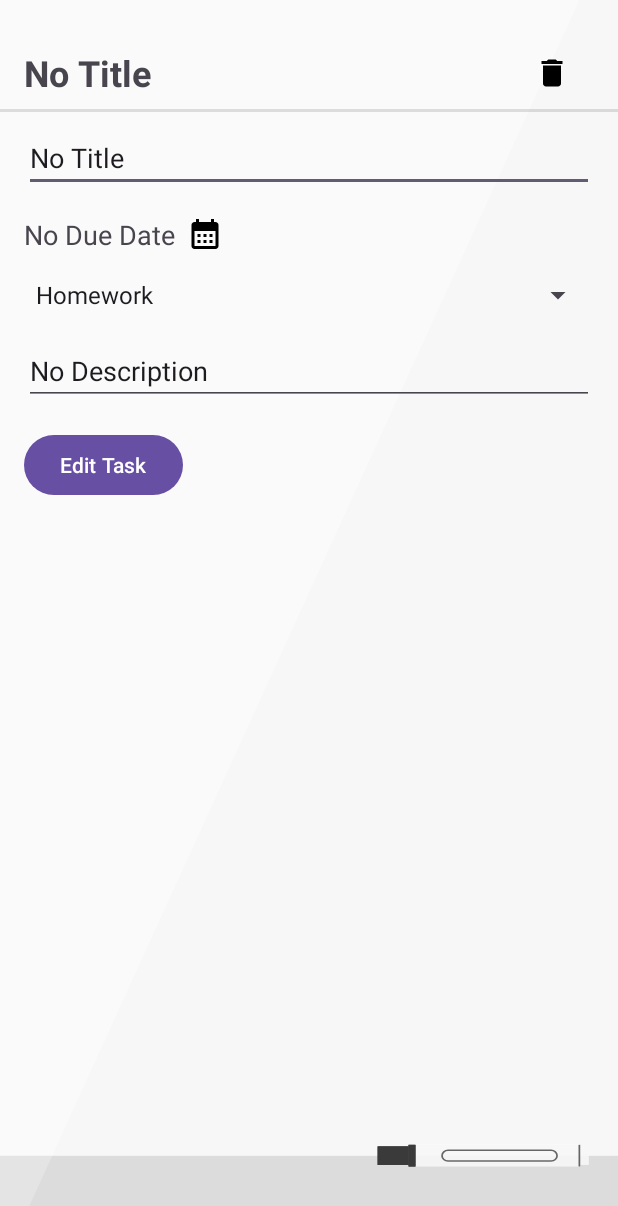
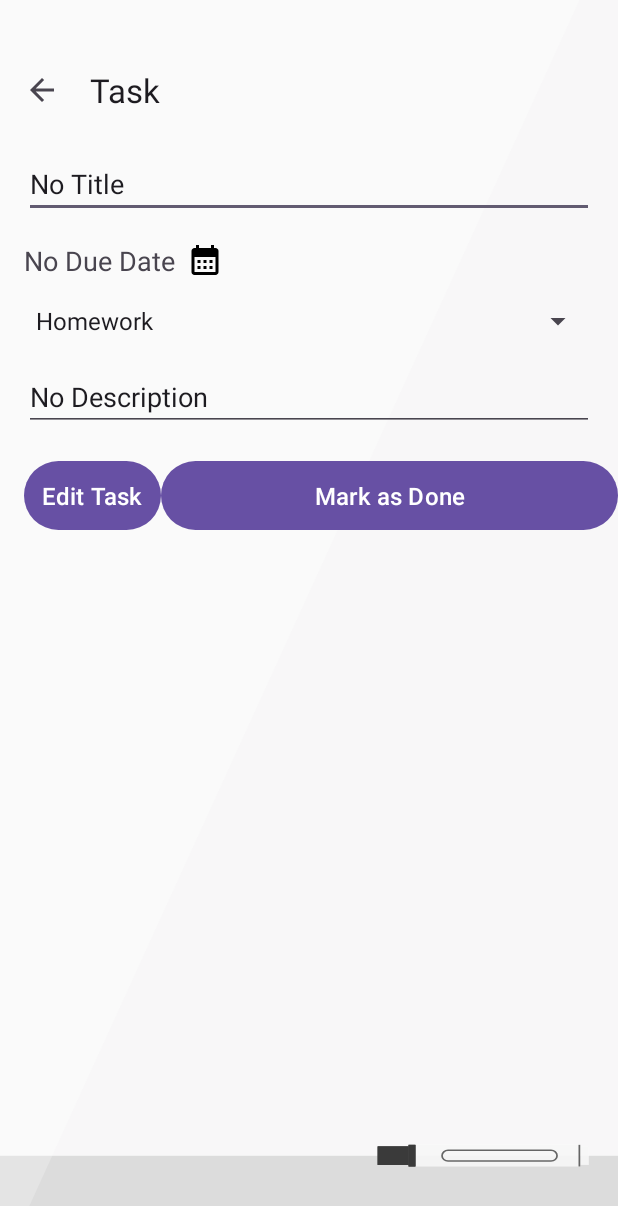
Before and after one commit to C242-PS009/HabitSagaAndroidApp, an Android app: the DetailActivity screen opened directly, with no data from a screen before it, on a phone screen of 412 x 824 dp. Shown: the top 1206 px of the screen. Run offline under Robolectric (Android 15) with nearby library versions, the phone set to English and light mode, and no system bars.

Commit message:
Task Update v1

```diff
--- a/app/src/main/java/com/c242_ps009/habitsaga/ui/task/DetailActivity.kt
+++ b/app/src/main/java/com/c242_ps009/habitsaga/ui/task/DetailActivity.kt
@@ -6,10 +6,13 @@ import android.util.Log
 import android.view.View
 import android.widget.AdapterView
 import android.widget.ArrayAdapter
+import androidx.activity.enableEdgeToEdge
 import androidx.activity.viewModels
 import androidx.appcompat.app.AppCompatActivity
+import androidx.lifecycle.lifecycleScope
 import com.c242_ps009.habitsaga.databinding.ActivityDetailBinding
 import com.c242_ps009.habitsaga.ui.utils.DatePickerUtil
+import kotlinx.coroutines.launch
 import java.util.Date
 
 class DetailActivity : AppCompatActivity() {
@@ -21,8 +24,13 @@ class DetailActivity : AppCompatActivity() {
 
     override fun onCreate(savedInstanceState: Bundle?) {
         super.onCreate(savedInstanceState)
+
         binding = ActivityDetailBinding.inflate(layoutInflater)
         setContentView(binding.root)
+        enableEdgeToEdge()
+
+        setSupportActionBar(binding.toolbar)
+        supportActionBar?.setDisplayHomeAsUpEnabled(true)
 
         val id = intent.getStringExtra("documentId")
         val taskTitle = intent.getStringExtra("taskTitle") ?: "No Title"
@@ -30,7 +38,6 @@ class DetailActivity : AppCompatActivity() {
         val taskDueDate = intent.getStringExtra("taskDueDate") ?: "No Due Date"
         val taskCategory = intent.getStringExtra("taskCategory") ?: "No Category"
 
-        binding.tvTaskTitle.text = taskTitle
         binding.etTaskTitle.text = Editable.Factory.getInstance().newEditable(taskTitle)
         binding.etTaskDescription.text = Editable.Factory.getInstance().newEditable(taskDescription)
         binding.tvTaskDueDate.text = taskDueDate
@@ -55,6 +62,16 @@ class DetailActivity : AppCompatActivity() {
                 finish()
             }
 
+            btnDone.setOnClickListener {
+                id?.let {
+                    lifecycleScope.launch {
+                        taskViewModel.markTaskCompleted(it)
+                        finish()
+                    }
+                }
+            }
+
+
             btnEdit.setOnClickListener {
                 val updatedTitle = etTaskTitle.text.toString().trim()
                 val updatedDescription = etTaskDescription.text.toString().trim()
@@ -73,6 +90,11 @@ class DetailActivity : AppCompatActivity() {
                 }
             }
         }
+    }
+
+    override fun onSupportNavigateUp(): Boolean {
+        onBackPressed()
+        return true
     }
 
     private fun parseDate(dateString: String): Date? {
--- a/app/src/main/res/layout/activity_detail.xml
+++ b/app/src/main/res/layout/activity_detail.xml
@@ -8,19 +8,18 @@
     android:layout_height="match_parent"
     tools:context=".ui.task.DetailActivity">
 
-    <TextView
-        android:id="@+id/tv_taskTitle"
-        android:layout_width="0dp"
+    <androidx.appcompat.widget.Toolbar
+        android:id="@+id/toolbar"
+        android:layout_width="match_parent"
         android:layout_height="wrap_content"
-        android:layout_marginStart="16dp"
-        android:layout_marginTop="32dp"
-        android:layout_marginEnd="16dp"
-        android:text="Task Title"
-        android:textSize="24sp"
-        android:textStyle="bold"
+        android:layout_marginTop="28dp"
+        android:background="@android:color/transparent"
+        android:elevation="4dp"
         app:layout_constraintEnd_toEndOf="parent"
         app:layout_constraintStart_toStartOf="parent"
-        app:layout_constraintTop_toTopOf="parent" />
+        app:layout_constraintTop_toTopOf="parent"
+        app:title="Task">
+    </androidx.appcompat.widget.Toolbar>
 
     <ImageView
         android:id="@+id/ic_delete"
@@ -28,19 +27,10 @@
         android:layout_height="wrap_content"
         android:layout_marginEnd="32dp"
         android:src="@drawable/ic_delete"
-        app:layout_constraintBottom_toBottomOf="@+id/tv_taskTitle"
+        app:layout_constraintBottom_toBottomOf="@+id/toolbar"
         app:layout_constraintEnd_toEndOf="parent"
-        app:layout_constraintTop_toTopOf="@+id/tv_taskTitle" />
+        app:layout_constraintTop_toTopOf="@+id/et_taskTitle" />
 
-    <View
-        android:id="@+id/divider"
-        android:layout_width="0dp"
-        android:layout_height="2dp"
-        android:layout_marginTop="8dp"
-        android:background="?android:attr/listDivider"
-        app:layout_constraintEnd_toEndOf="parent"
-        app:layout_constraintStart_toStartOf="parent"
-        app:layout_constraintTop_toBottomOf="@id/tv_taskTitle" />
 
     <EditText
         android:id="@+id/et_taskTitle"
@@ -53,7 +43,7 @@
         android:textSize="18sp"
         app:layout_constraintEnd_toEndOf="parent"
         app:layout_constraintStart_toStartOf="parent"
-        app:layout_constraintTop_toBottomOf="@id/divider" />
+        app:layout_constraintTop_toBottomOf="@id/toolbar" />
 
     <androidx.appcompat.widget.AppCompatSpinner
         android:id="@+id/spin_category"
@@ -112,8 +102,23 @@
         android:layout_marginTop="16dp"
         android:layout_marginEnd="8dp"
         android:text="Edit Task"
+        android:padding="12dp"
+        android:textSize="16sp"
+        android:fontFamily="sans-serif-medium"
         app:layout_constraintStart_toStartOf="parent"
         app:layout_constraintTop_toBottomOf="@id/et_taskDescription" />
 
+    <Button
+        android:id="@+id/btn_done"
+        android:layout_width="0dp"
+        android:layout_height="wrap_content"
+        android:layout_marginTop="16dp"
+        android:text="Mark as Done"
+        android:padding="12dp"
+        android:textSize="16sp"
+        android:fontFamily="sans-serif-medium"
+        app:layout_constraintEnd_toEndOf="parent"
+        app:layout_constraintStart_toEndOf="@+id/btn_edit"
+        app:layout_constraintTop_toBottomOf="@id/et_taskDescription" />
 
 </androidx.constraintlayout.widget.ConstraintLayout>
--- a/app/src/main/res/values/strings.xml
+++ b/app/src/main/res/values/strings.xml
@@ -6,4 +6,8 @@
     <string name="stats">Statistics</string>
     <string name="profile">Profile</string>
     <string name="add_task">Add Task...</string>
+    <string name="failed_to_load_data">Failed to Load Data</string>
+    <string name="completed">Completed\n</string>
+    <string name="incomplete">Incomplete\n</string>
+    <string name="tasks">Tasks\n</string>
 </resources>
```
Also changed, not shown: app/src/main/java/com/c242_ps009/habitsaga/ui/task/AddTaskActivity.kt (+11 -0 lines), app/src/main/java/com/c242_ps009/habitsaga/ui/task/TaskActivity.kt (+10 -1 lines), app/src/main/java/com/c242_ps009/habitsaga/ui/task/TaskRepository.kt (+10 -0 lines), app/src/main/java/com/c242_ps009/habitsaga/ui/task/TaskViewModel.kt (+9 -0 lines), app/src/main/res/layout/activity_add_task.xml (+11 -23 lines), app/src/main/res/layout/activity_task.xml (+10 -11 lines).
